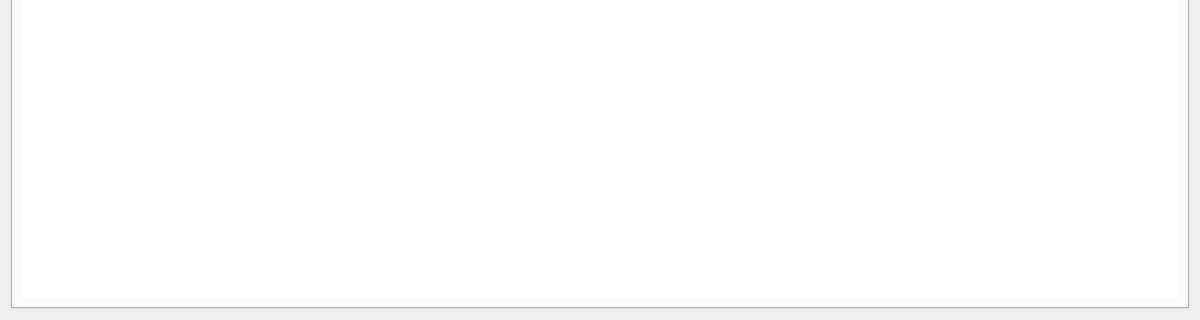
Old version of the form customerwidget.ui in the repository Hami-8/DataBase-HomeWork; both pictures show x 0 to 1200 and y 480 to 800 of the 1200 by 800 pixel window.
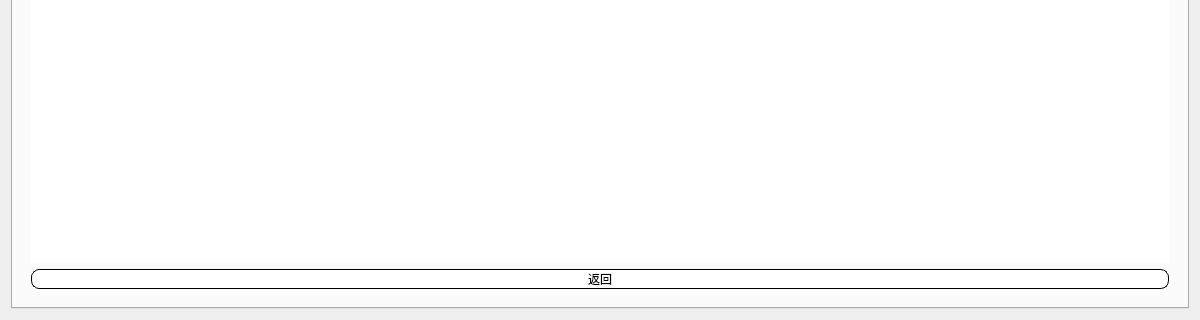
New version of the form. The open tabs and pages were chosen to show the change. Icons and pictures are not drawn.

The edit to the form file:
```diff
--- a/customerwidget.ui
+++ b/customerwidget.ui
@@ -433,7 +433,39 @@
       </attribute>
       <layout class="QHBoxLayout" name="horizontalLayout_11">
        <item>
-        <widget class="QTableWidget" name="orderTableWidget"/>
+        <widget class="QStackedWidget" name="stackedWidget">
+         <property name="currentIndex">
+          <number>1</number>
+         </property>
+         <widget class="QWidget" name="page_7">
+          <layout class="QVBoxLayout" name="verticalLayout_6">
+           <item>
+            <widget class="QTableWidget" name="orderTableWidget"/>
+           </item>
+           <item>
+            <widget class="QPushButton" name="teaRankButton">
+             <property name="text">
+              <string>您的奶茶排行榜</string>
+             </property>
+            </widget>
+           </item>
+          </layout>
+         </widget>
+         <widget class="QWidget" name="page_8">
+          <layout class="QVBoxLayout" name="verticalLayout_7">
+           <item>
+            <widget class="QTableWidget" name="rankTableWidget"/>
+           </item>
+           <item>
+            <widget class="QPushButton" name="backToOrderedButton">
+             <property name="text">
+              <string>返回</string>
+             </property>
+            </widget>
+           </item>
+          </layout>
+         </widget>
+        </widget>
        </item>
       </layout>
      </widget>
```
Left out of the diff: 2 changed lines with no effect on the pictures.
